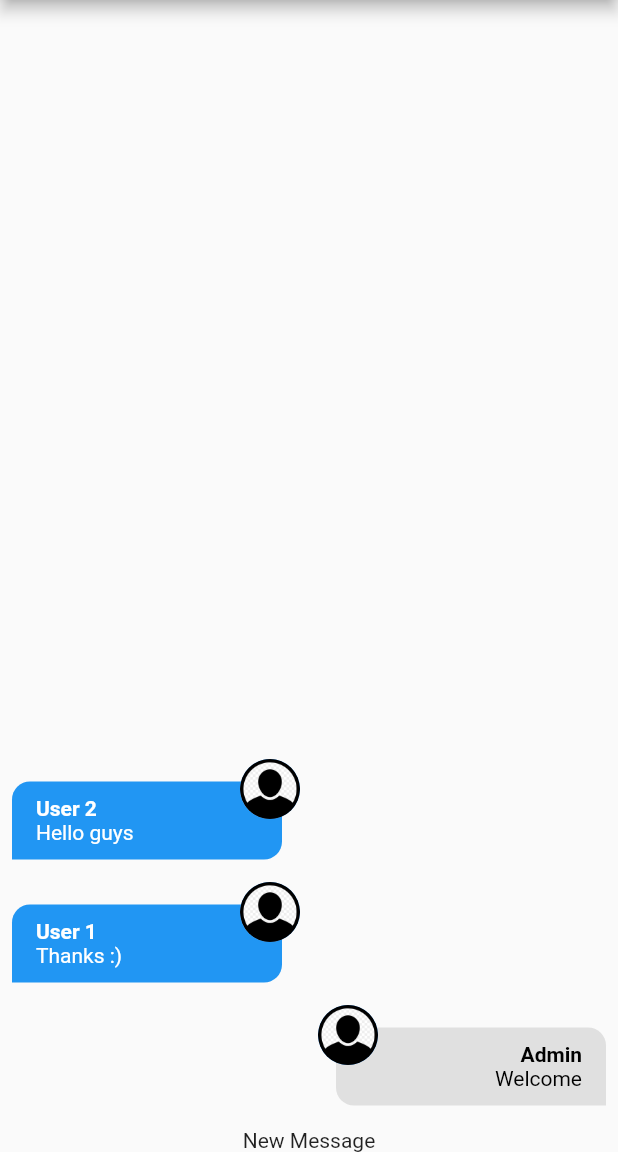
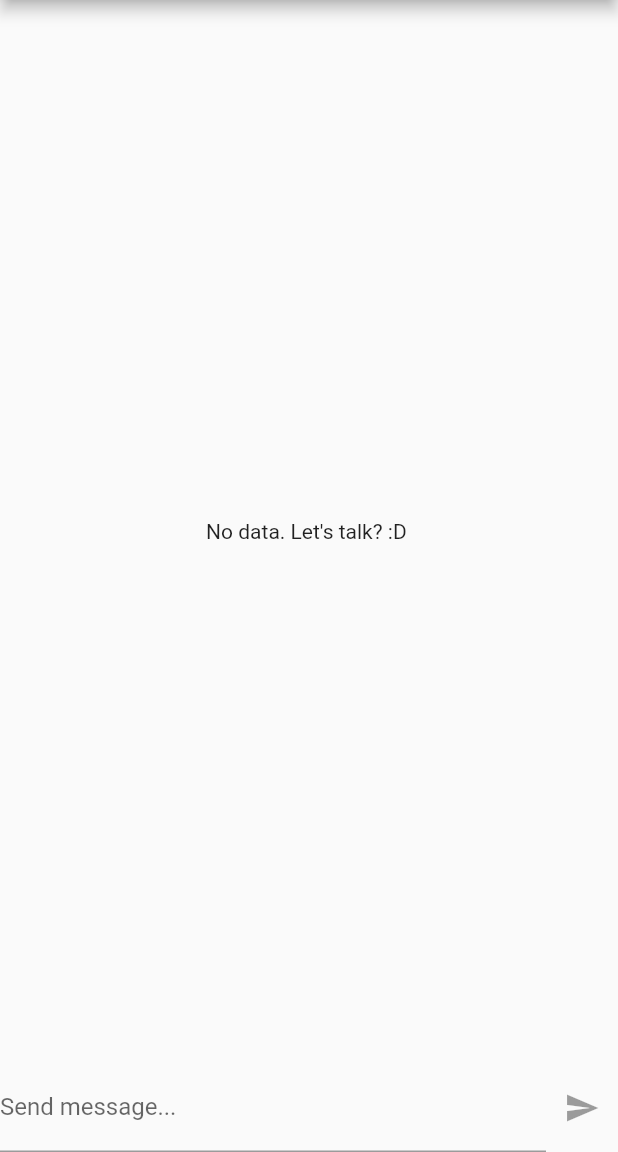
Before and after one commit to Luis020-hub/Chat, a Flutter app: the screen it shows after launch, on a phone screen of 412 x 824 dp, the part 84-1236 px from its top. Run offline on Flutter 3.47's test engine with Material 2 defaults, Android fonts, the phone set to English and light mode, and no system bars; our stand-ins replace image_picker, percent_indicator; accounts and stored records are empty.

Commit message:
20/04/2023
- Corrigindo textos da aplicação.
- Aprimorando o componente new_message.
- Enviando mensagens no chat e sendo visível para todos no chat.
- Correção na ordem das mensagens.

```diff
--- a/lib/components/messages.dart
+++ b/lib/components/messages.dart
@@ -34,7 +34,7 @@ class Messages extends StatelessWidget {
           );
         } else if (!snapshot.hasData || snapshot.data!.isEmpty) {
           return const Center(
-            child: Text("Without conversation. Let's talk? :D "),
+            child: Text("No data. Let's talk? :D "),
           );
         } else {
           final msgs = snapshot.data!;
--- a/lib/components/new_message.dart
+++ b/lib/components/new_message.dart
@@ -1,12 +1,50 @@
+import 'package:chat/core/services/auth/auth_service.dart';
+import 'package:chat/core/services/chat/chat_service.dart';
 import 'package:flutter/material.dart';
 
-class NewMessage extends StatelessWidget {
+class NewMessage extends StatefulWidget {
   const NewMessage({super.key});
 
   @override
+  State<NewMessage> createState() => _NewMessageState();
+}
+
+class _NewMessageState extends State<NewMessage> {
+  String _message = '';
+  final _messageController = TextEditingController();
+
+  Future<void> _sendMessage() async {
+    final user = AuthService().currentUser;
+
+    if (user != null) {
+      ChatService().save(_message, user);
+      _messageController.clear();
+    }
+  }
+
+  @override
   Widget build(BuildContext context) {
-    return const Center(
-      child: Text('New Message'),
+    return Row(
+      children: [
+        Expanded(
+          child: TextField(
+            controller: _messageController,
+            onChanged: (msg) => setState(() => _message = msg),
+            decoration: const InputDecoration(
+              labelText: 'Send message...',
+            ),
+            onSubmitted: (_) {
+              if (_message.trim().isNotEmpty) {
+                _sendMessage();
+              }
+            },
+          ),
+        ),
+        IconButton(
+          icon: const Icon(Icons.send),
+          onPressed: _message.trim().isEmpty ? null : _sendMessage,
+        ),
+      ],
     );
   }
 }
--- a/lib/core/services/auth/auth_mock_service.dart
+++ b/lib/core/services/auth/auth_mock_service.dart
@@ -11,7 +11,7 @@ import '../../models/chat_user.dart';
 class AuthMockService implements AuthService {
   static const _defaultUser = ChatUser(
     id: '1',
-    name: 'Luis',
+    name: 'Luís(Admin)',
     email: 'guhmonteiro10@hotmail.com',
     imageURL: 'assets/images/avatar.png',
   );
--- a/lib/core/services/chat/chat_mock_service.dart
+++ b/lib/core/services/chat/chat_mock_service.dart
@@ -9,32 +9,7 @@ import 'package:chat/core/services/chat/chat_service.dart';
 import '../../models/chat_user.dart';
 
 class ChatMockService implements ChatService {
-  static final List<ChatMessage> _msgs = [
-    ChatMessage(
-      id: '1',
-      text: 'Welcome',
-      createdAt: DateTime.now(),
-      userId: '1',
-      userName: 'Admin',
-      userImageUrl: 'assets/images/avatar.png',
-    ),
-    ChatMessage(
-      id: '2',
-      text: 'Thanks :)',
-      createdAt: DateTime.now(),
-      userId: '2',
-      userName: 'User 1',
-      userImageUrl: 'assets/images/avatar.png',
-    ),
-    ChatMessage(
-      id: '3',
-      text: 'Hello guys',
-      createdAt: DateTime.now(),
-      userId: '3',
-      userName: 'User 2',
-      userImageUrl: 'assets/images/avatar.png',
-    ),
-  ];
+  static final List<ChatMessage> _msgs = [];
   static MultiStreamController<List<ChatMessage>>? _controller;
   static final _msgsStream = Stream<List<ChatMessage>>.multi((controller) {
     _controller = controller;
@@ -56,7 +31,7 @@ class ChatMockService implements ChatService {
     );
 
     _msgs.add(newMessage);
-    _controller?.add(_msgs);
+    _controller?.add(_msgs.reversed.toList());
     return newMessage;
   }
 }
```
